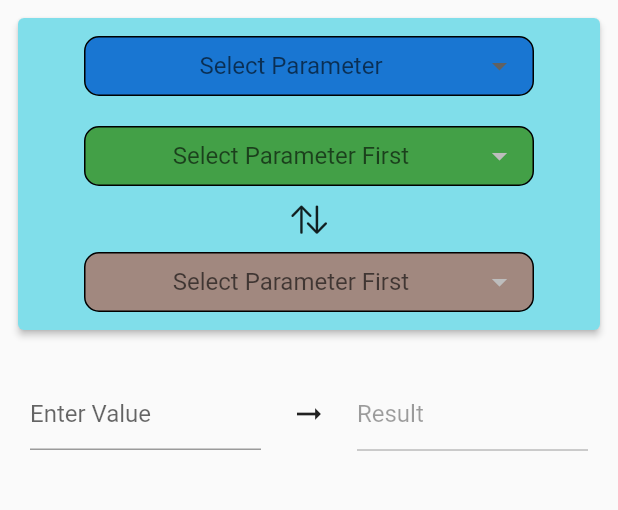
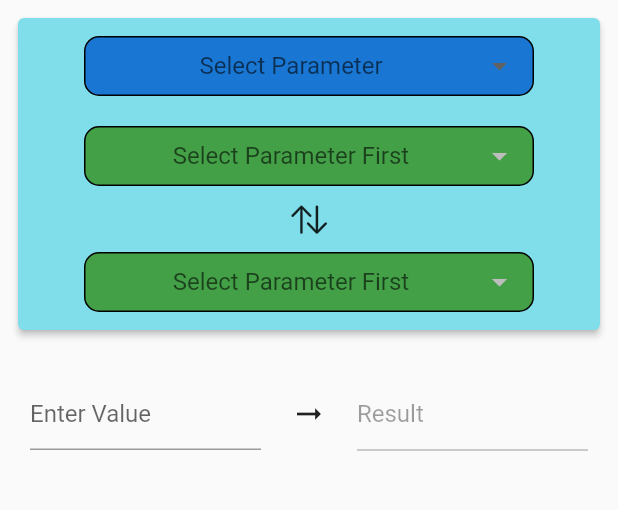
Before and after one commit to rakifmomin97/UnitConverterApp, a Flutter app: the screen it shows after launch, on a phone screen of 412 x 824 dp, the part 84-594 px from its top. Run offline on Flutter 3.47's test engine with Material 2 defaults, Android fonts, the phone set to English and light mode, and no system bars; our stand-ins replace velocity_x.

Commit message:
color theme set

```diff
--- a/lib/pages/home_page.dart
+++ b/lib/pages/home_page.dart
@@ -124,7 +124,7 @@ class _HomePageState extends State<HomePage> {
                 height: 40,
                 decoration: BoxDecoration(
                   borderRadius: BorderRadius.circular(10),
-                  color: Colors.brown[300],
+                  color: Colors.green[600],
                   border: Border.all(),
                 ),
                 padding: EdgeInsets.only(left: 10, right: 10),
```
